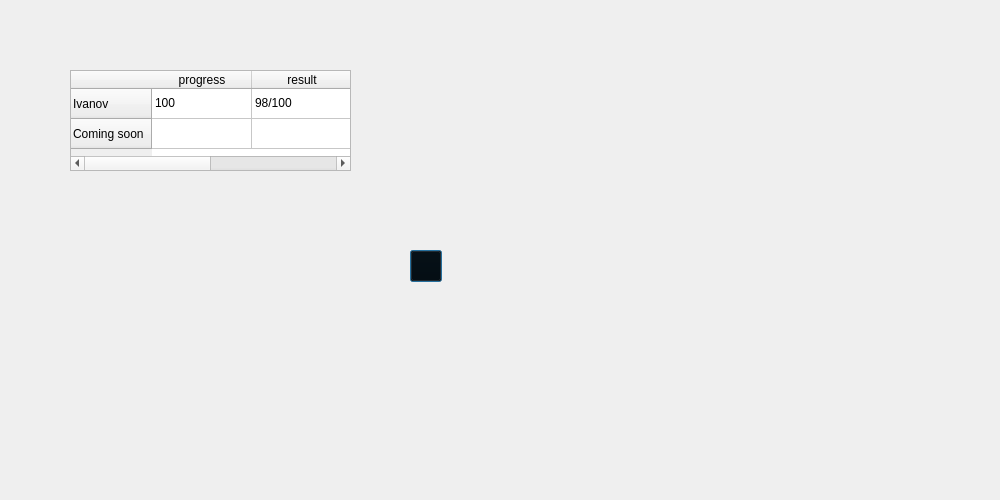
Qt form forms/CourseResult.ui (tvoyQmir/StudyWithUs) before a commit.
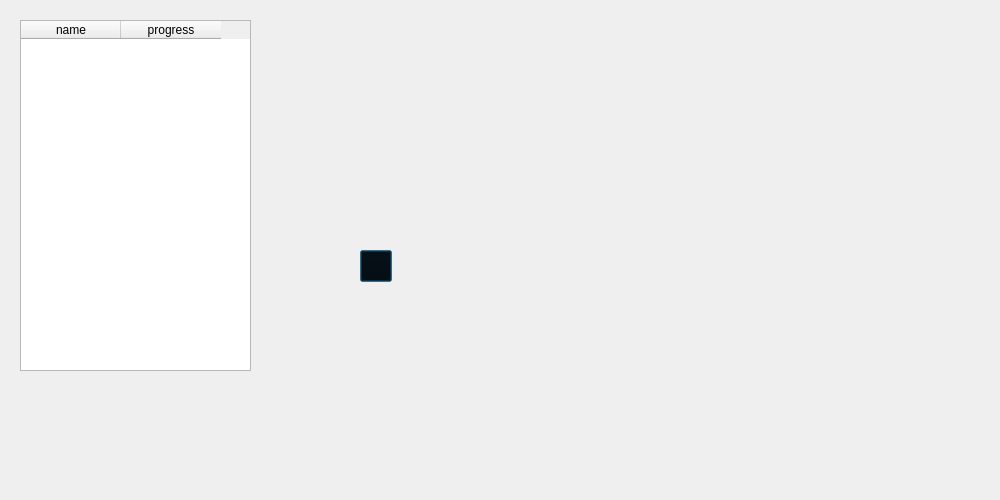
The same form after that commit. Icons and pictures are not drawn.

What changed in the file:
```diff
--- a/forms/CourseResult.ui
+++ b/forms/CourseResult.ui
@@ -16,47 +16,38 @@
   <widget class="QTableWidget" name="tableWidget">
    <property name="geometry">
     <rect>
-     <x>70</x>
-     <y>70</y>
-     <width>281</width>
-     <height>101</height>
+     <x>20</x>
+     <y>20</y>
+     <width>231</width>
+     <height>351</height>
     </rect>
    </property>
-   <row>
+   <property name="editTriggers">
+    <set>QAbstractItemView::NoEditTriggers</set>
+   </property>
+   <column>
     <property name="text">
-     <string>Ivanov</string>
+     <string>name</string>
     </property>
-   </row>
-   <row>
-    <property name="text">
-     <string>Coming soon</string>
+    <property name="icon">
+     <iconset resource="../resources/resource.qrc">
+      <normaloff>:/src/img/hello.png</normaloff>:/src/img/hello.png</iconset>
     </property>
-   </row>
+   </column>
    <column>
     <property name="text">
      <string>progress</string>
     </property>
-   </column>
-   <column>
-    <property name="text">
-     <string>result</string>
+    <property name="icon">
+     <iconset resource="../resources/resource.qrc">
+      <normaloff>:/src/img/mark.png</normaloff>:/src/img/mark.png</iconset>
     </property>
    </column>
-   <item row="0" column="0">
-    <property name="text">
-     <string>100</string>
-    </property>
-   </item>
-   <item row="0" column="1">
-    <property name="text">
-     <string>98/100</string>
-    </property>
-   </item>
   </widget>
   <widget class="QPushButton" name="backToCourseMenu">
    <property name="geometry">
     <rect>
-     <x>410</x>
+     <x>360</x>
      <y>250</y>
      <width>32</width>
      <height>32</height>
```
